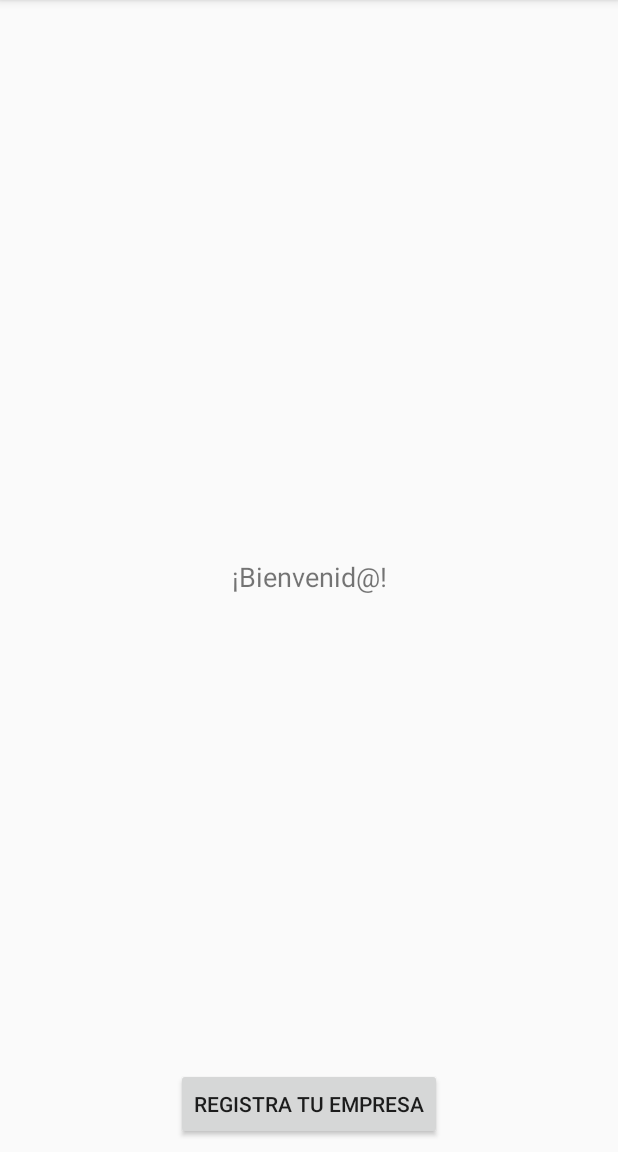
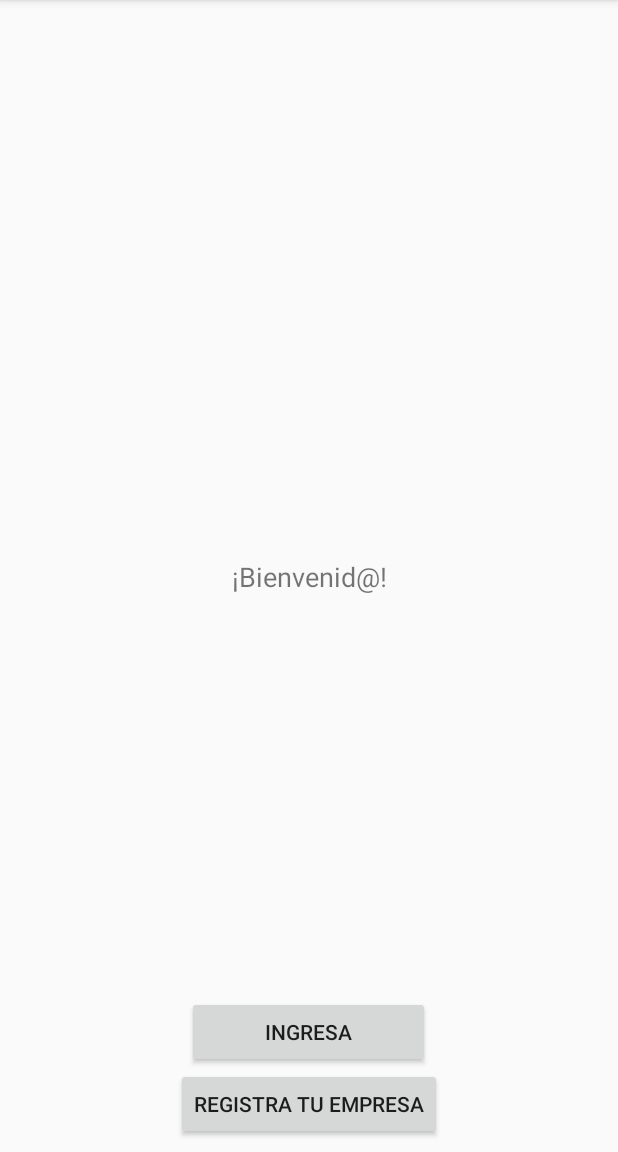
Before and after one commit to WilsonM0R4/NegociApp, an Android app: the screen it shows after launch (MainActivity), on a phone screen of 412 x 824 dp, the part 84-1236 px from its top. Run offline under Robolectric (Android 15) with nearby library versions, the phone set to English and light mode, and no system bars.

Commit message:
Second commit.

```diff
--- a/app/src/main/java/com/example/wilson/negociapp/MainActivity.kt
+++ b/app/src/main/java/com/example/wilson/negociapp/MainActivity.kt
@@ -4,6 +4,7 @@ import android.content.Intent
 import android.support.v7.app.AppCompatActivity
 import android.os.Bundle
 import android.view.View
+import android.widget.Toast
 
 class MainActivity : AppCompatActivity() {
 
@@ -17,7 +18,7 @@ class MainActivity : AppCompatActivity() {
         startActivity(intent)
     }
 
-    fun loginClicked () {
-
+    fun loginClicked (view : View) {
+        Toast.makeText(this, "Login clicked", Toast.LENGTH_SHORT).show()
     }
 }
--- a/app/src/main/res/layout/activity_main.xml
+++ b/app/src/main/res/layout/activity_main.xml
@@ -32,13 +32,14 @@
         app:layout_constraintEnd_toEndOf="parent"
         app:layout_constraintStart_toStartOf="parent">
 
-        <!--Button
+        <Button
             android:id="@+id/btnSignIn"
             android:layout_width="@dimen/button_width"
             android:layout_height="wrap_content"
             android:layout_gravity="center"
             android:layout_marginTop="14dp"
-            android:text="@string/sign_in_text" /-->
+            android:onClick="loginClicked"
+            android:text="@string/sign_in_text" />
 
         <Button
             android:id="@+id/btnSignUp"
```
Also changed, not shown: 7 other files.
